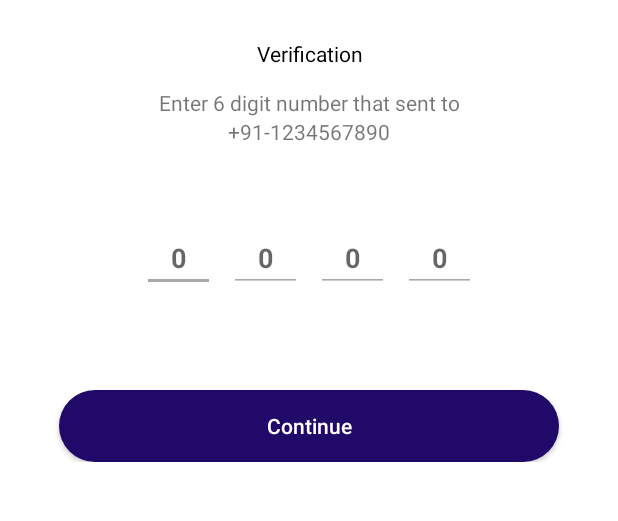
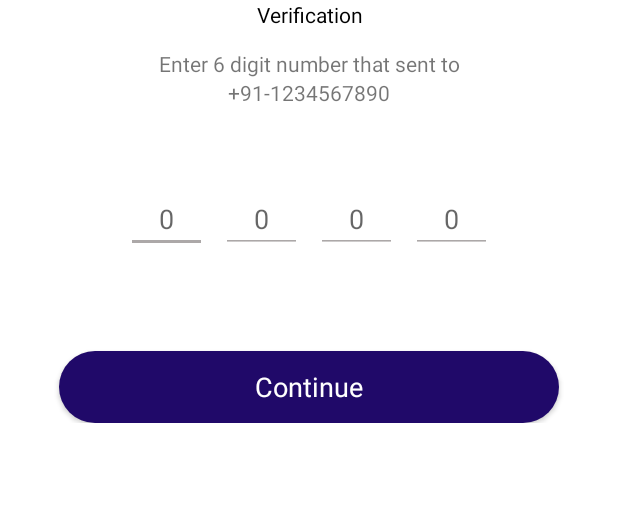
Before and after one commit to Jitendraneepanlok/paygl, an Android app: the OtpVerifyActivity screen opened directly, with no data from a screen before it, on a phone screen of 412 x 824 dp, the part 271-792 px from its top. Run offline under Robolectric (Android 15) with nearby library versions, the phone set to English and light mode, and no system bars; our stand-ins replace sdp/ssp sizes.

Commit message:
changes in Otp UI

```diff
--- a/app/src/main/res/layout/activity_otp_verify.xml
+++ b/app/src/main/res/layout/activity_otp_verify.xml
@@ -47,7 +47,6 @@
                     android:layout_width="match_parent"
                     android:layout_height="wrap_content"
                     android:layout_below="@+id/img_main"
-                    android:layout_marginTop="@dimen/_20sdp"
                     android:gravity="center"
                     android:text="@string/verification"
                     android:textColor="@color/black" />
@@ -89,60 +88,56 @@
                     android:layout_width="wrap_content"
                     android:layout_height="wrap_content"
                     android:backgroundTint="@color/dark_gray"
+                    android:cursorVisible="true"
                     android:hint="0"
+                    android:inputType="number"
                     android:maxLength="1"
-                    android:inputType="number"
-                    android:cursorVisible="true"
-                    android:paddingLeft="@dimen/_15sdp"
-                    android:paddingRight="@dimen/_15sdp"
+                    android:paddingLeft="@dimen/_17sdp"
+                    android:paddingRight="@dimen/_17sdp"
                     android:textColor="@color/black"
-                    android:textSize="@dimen/_14sdp"
-                    android:textStyle="bold" />
+                    android:textAppearance="@style/TextAppearance.AppCompat.Medium" />
 
                 <androidx.appcompat.widget.AppCompatEditText
                     android:id="@+id/et_otp_2"
                     android:layout_width="wrap_content"
                     android:layout_height="wrap_content"
+                    android:layout_marginLeft="@dimen/_7sdp"
                     android:backgroundTint="@color/dark_gray"
                     android:hint="0"
+                    android:inputType="number"
                     android:maxLength="1"
-                    android:inputType="number"
-                    android:paddingLeft="@dimen/_15sdp"
-                    android:paddingRight="@dimen/_15sdp"
-                    android:layout_marginLeft="@dimen/_7sdp"
+                    android:paddingLeft="@dimen/_17sdp"
+                    android:paddingRight="@dimen/_17sdp"
                     android:textColor="@color/black"
-                    android:textSize="@dimen/_14sdp"
-                    android:textStyle="bold" />
+                    android:textAppearance="@style/TextAppearance.AppCompat.Medium" />
 
                 <androidx.appcompat.widget.AppCompatEditText
                     android:id="@+id/et_otp_3"
                     android:layout_width="wrap_content"
                     android:layout_height="wrap_content"
+                    android:layout_marginLeft="@dimen/_7sdp"
                     android:backgroundTint="@color/dark_gray"
                     android:hint="0"
+                    android:inputType="number"
                     android:maxLength="1"
-                    android:inputType="number"
-                    android:layout_marginLeft="@dimen/_7sdp"
-                    android:paddingLeft="@dimen/_15sdp"
-                    android:paddingRight="@dimen/_15sdp"
+                    android:paddingLeft="@dimen/_17sdp"
+                    android:paddingRight="@dimen/_17sdp"
                     android:textColor="@color/black"
-                    android:textSize="@dimen/_14sdp"
-                    android:textStyle="bold" />
+                    android:textAppearance="@style/TextAppearance.AppCompat.Medium"/>
 
                 <androidx.appcompat.widget.AppCompatEditText
                     android:id="@+id/et_otp_4"
-                    android:maxLength="1"
-                    android:layout_marginLeft="@dimen/_7sdp"
                     android:layout_width="wrap_content"
                     android:layout_height="wrap_content"
+                    android:layout_marginLeft="@dimen/_7sdp"
                     android:backgroundTint="@color/dark_gray"
                     android:hint="0"
                     android:inputType="number"
+                    android:maxLength="1"
+                    android:paddingLeft="@dimen/_17sdp"
+                    android:paddingRight="@dimen/_17sdp"
                     android:textColor="@color/black"
-                    android:textSize="@dimen/_14sdp"
-                    android:textStyle="bold"
-                    android:paddingLeft="@dimen/_15sdp"
-                    android:paddingRight="@dimen/_15sdp"/>
+                   android:textAppearance="@style/TextAppearance.AppCompat.Medium" />
 
 
             </LinearLayout>
@@ -159,6 +154,7 @@
                 android:gravity="center"
                 android:text="Continue"
                 android:textAllCaps="false"
+                android:textAppearance="@style/TextAppearance.AppCompat.Medium"
                 android:textColor="@color/white" />
 
         </RelativeLayout>
```
